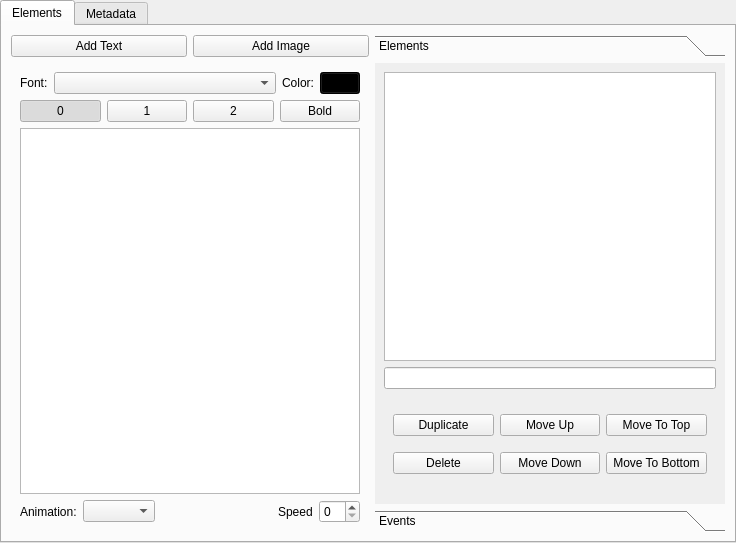
Above: pagesettings.ui from minirop/hso-page-builder before the change. Below: the same form after it.
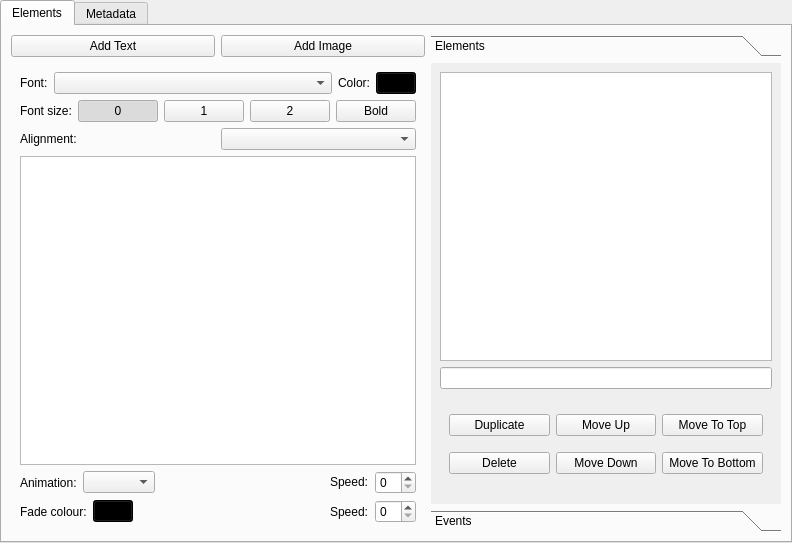
That is the form after the change. The open tabs and pages were chosen to show the change.

Patch:
```diff
--- a/pagesettings.ui
+++ b/pagesettings.ui
@@ -6,7 +6,7 @@
    <rect>
     <x>0</x>
     <y>0</y>
-    <width>736</width>
+    <width>738</width>
     <height>543</height>
    </rect>
   </property>
@@ -123,6 +123,13 @@
              </item>
              <item>
               <layout class="QHBoxLayout" name="horizontalLayout_5">
+               <item>
+                <widget class="QLabel" name="label_7">
+                 <property name="text">
+                  <string>Font size:</string>
+                 </property>
+                </widget>
+               </item>
                <item>
                 <widget class="QPushButton" name="size0Button">
                  <property name="text">
@@ -177,6 +184,20 @@
                </item>
               </layout>
              </item>
+             <item>
+              <layout class="QHBoxLayout" name="horizontalLayout_8">
+               <item>
+                <widget class="QLabel" name="label_10">
+                 <property name="text">
+                  <string>Alignment:</string>
+                 </property>
+                </widget>
+               </item>
+               <item>
+                <widget class="QComboBox" name="alignmentComboBox"/>
+               </item>
+              </layout>
+             </item>
              <item>
               <widget class="QTextEdit" name="textEdit"/>
              </item>
@@ -199,7 +220,7 @@
                  </property>
                  <property name="sizeHint" stdset="0">
                   <size>
-                   <width>40</width>
+                   <width>0</width>
                    <height>20</height>
                   </size>
                  </property>
@@ -208,7 +229,7 @@
                <item>
                 <widget class="QLabel" name="label_6">
                  <property name="text">
-                  <string>Speed</string>
+                  <string>&lt;html&gt;&lt;head/&gt;&lt;body&gt;&lt;p&gt;Speed:&lt;/p&gt;&lt;/body&gt;&lt;/html&gt;</string>
                  </property>
                 </widget>
                </item>
@@ -221,6 +242,50 @@
                </item>
               </layout>
              </item>
+             <item>
+              <layout class="QHBoxLayout" name="horizontalLayout_7">
+               <item>
+                <widget class="QLabel" name="label_8">
+                 <property name="text">
+                  <string>Fade colour:</string>
+                 </property>
+                </widget>
+               </item>
+               <item>
+                <widget class="QPushButton" name="colorFadeBtn">
+                 <property name="styleSheet">
+                  <string notr="true">background-color: black</string>
+                 </property>
+                 <property name="text">
+                  <string/>
+                 </property>
+                </widget>
+               </item>
+               <item>
+                <spacer name="horizontalSpacer">
+                 <property name="orientation">
+                  <enum>Qt::Horizontal</enum>
+                 </property>
+                 <property name="sizeHint" stdset="0">
+                  <size>
+                   <width>0</width>
+                   <height>20</height>
+                  </size>
+                 </property>
+                </spacer>
+               </item>
+               <item>
+                <widget class="QLabel" name="label_9">
+                 <property name="text">
+                  <string>Speed:</string>
+                 </property>
+                </widget>
+               </item>
+               <item>
+                <widget class="QSpinBox" name="fadeSpeedSpinBox"/>
+               </item>
+              </layout>
+             </item>
             </layout>
            </widget>
            <widget class="QWidget" name="gif">
```
Left out of the diff: 2 changed lines with no effect on the pictures.
